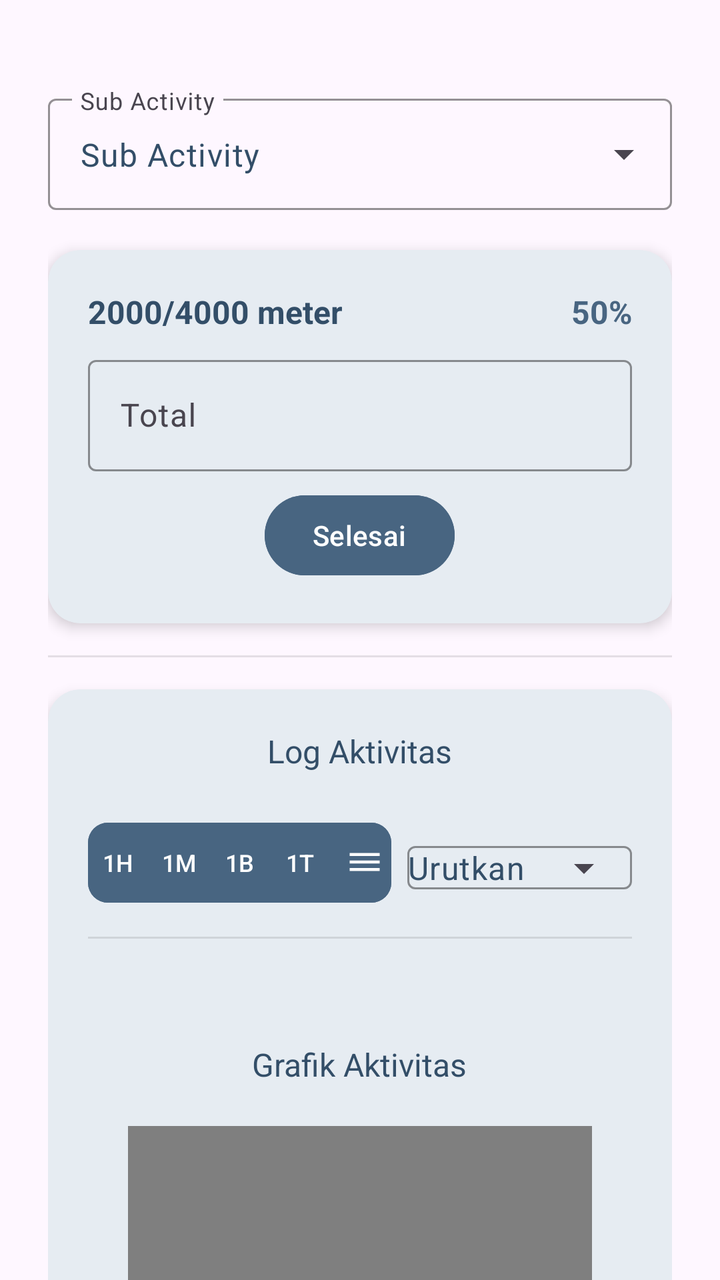
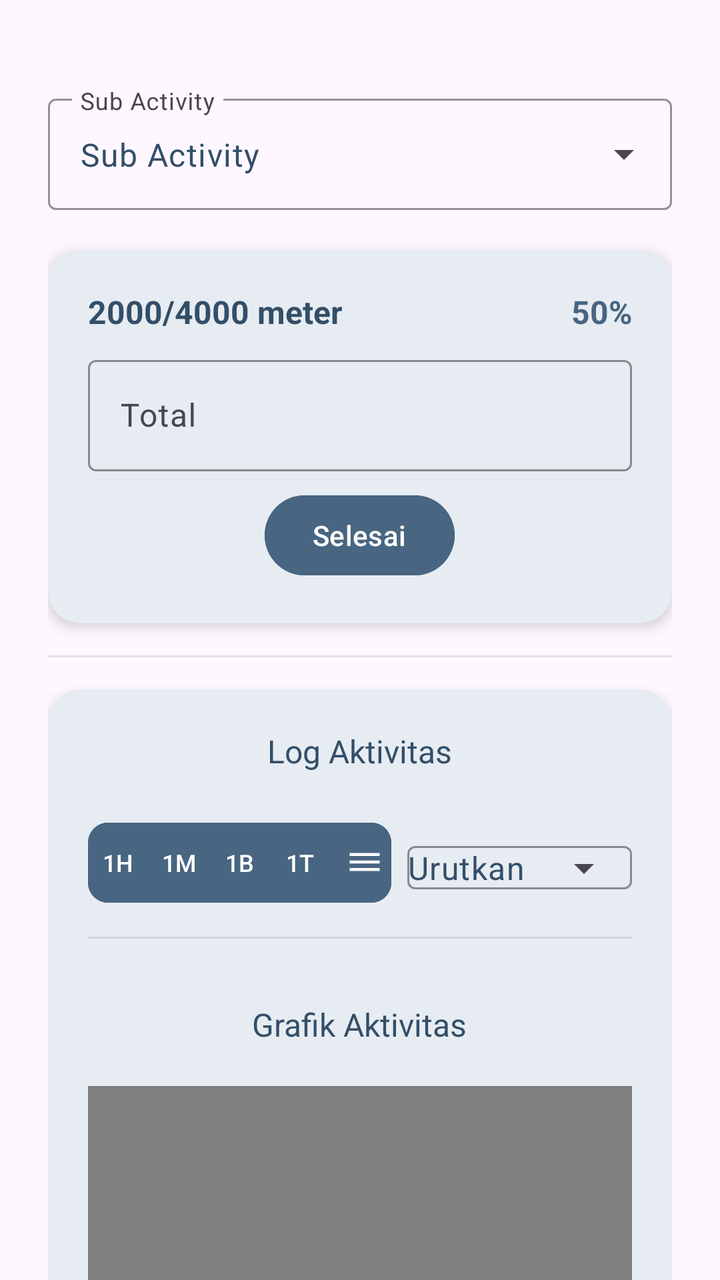

An Android layout rendered at two revisions. The XML below is the earlier revision; the diff shows what the commit changed to produce the second picture.
<!-- AndroidManifest.xml: application theme Theme.Tiasakeun -->
<!-- res/layout/activity_detail_act.xml -->
<?xml version="1.0" encoding="utf-8"?>
<androidx.core.widget.NestedScrollView xmlns:android="http://schemas.android.com/apk/res/android"
    xmlns:app="http://schemas.android.com/apk/res-auto"
    xmlns:tools="http://schemas.android.com/tools"
    android:id="@+id/detail_act"
    android:layout_width="match_parent"
    android:layout_height="match_parent"
    tools:context=".ui.view.DetailActActivity">

    <LinearLayout
        android:layout_width="match_parent"
        android:layout_height="wrap_content"
        android:orientation="vertical"
        android:layout_margin="24dp">

        <com.google.android.material.textfield.TextInputLayout
            style="@style/Widget.Material3.TextInputLayout.OutlinedBox.ExposedDropdownMenu"
            android:layout_width="match_parent"
            android:layout_height="wrap_content"
            android:hint="@string/sub_activity"
            app:boxStrokeColor="@color/accent_blue"
            app:hintTextColor="@color/accent_blue"
            android:layout_marginVertical="20dp">
            <com.google.android.material.textfield.MaterialAutoCompleteTextView
                android:id="@+id/spSubActivity"
                android:layout_width="match_parent"
                android:layout_height="wrap_content"
                android:inputType="none"
                android:text="@string/sub_activity"
                android:textColor="@color/primary_text"/>
        </com.google.android.material.textfield.TextInputLayout>

        <com.google.android.material.card.MaterialCardView
            android:id="@+id/cardSubActivityProgress"
            android:layout_width="match_parent"
            android:layout_height="wrap_content"
            app:cardCornerRadius="16dp"
            app:cardElevation="4dp"
            app:strokeWidth="0dp"
            android:backgroundTint="@color/window_background">

            <LinearLayout
                android:layout_width="match_parent"
                android:layout_height="wrap_content"
                android:orientation="vertical"
                android:padding="20dp">

                <LinearLayout
                    android:id="@+id/llQuantity"
                    android:layout_width="match_parent"
                    android:layout_height="wrap_content"
                    android:orientation="vertical"
                    android:visibility="visible">
                    <LinearLayout
                        android:layout_width="match_parent"
                        android:layout_height="wrap_content"
                        android:orientation="horizontal"
                        android:layout_marginBottom="8dp">
                        <TextView
                            android:id="@+id/tvProgress"
                            android:layout_width="0dp"
                            android:layout_height="wrap_content"
                            android:layout_weight="1"
                            android:text="2000/4000 meter"
                            android:layout_gravity="center"
                            android:textSize="16sp"
                            android:textStyle="bold"
                            android:textColor="@color/primary_text" />

                        <TextView
                            android:id="@+id/tvPercentProgress"
                            android:layout_width="wrap_content"
                            android:layout_height="wrap_content"
                            android:text="50%"
                            android:textSize="16sp"
                            android:textStyle="bold"
                            android:textColor="@color/accent_blue"/>
                    </LinearLayout>

                    <com.google.android.material.textfield.TextInputLayout
                        android:layout_width="match_parent"
                        android:layout_height="wrap_content"
                        android:hint="@string/total"
                        style="@style/Widget.Material3.TextInputLayout.OutlinedBox"
                        android:layout_marginBottom="8dp"
                        app:boxStrokeColor="@color/accent_blue"
                        app:hintTextColor="@color/accent_blue">

                        <com.google.android.material.textfield.TextInputEditText
                            android:id="@+id/etQuantityTotalProgress"
                            android:layout_width="match_parent"
                            android:layout_height="wrap_content"
                            android:inputType="number"
                            android:maxLength="9"
                            android:textColor="@color/primary_text"
                            android:imeOptions="actionDone"/>
                    </com.google.android.material.textfield.TextInputLayout>
                </LinearLayout>

                <LinearLayout
                    android:id="@+id/llTimer"
                    android:layout_width="match_parent"
                    android:layout_height="wrap_content"
                    android:orientation="vertical"
                    android:visibility="gone">

                    <FrameLayout
                        android:layout_width="match_parent"
                        android:layout_height="wrap_content">
                        
                        <com.google.android.material.progressindicator.CircularProgressIndicator
                            android:id="@+id/cpTimber"
                            android:layout_width="wrap_content"
                            android:layout_height="wrap_content"
                            android:layout_gravity="center"
                            app:indicatorSize="220dp"
                            app:trackThickness="12dp"
                            app:trackCornerRadius="7dp"
                            android:max="100"
                            android:indeterminate="false"
                            android:progress="100"
                            app:indicatorColor="@color/accent_blue"
                            app:trackColor="#E0E0E0"/>

                        <TextView
                            android:id="@+id/tvTimer"
                            android:layout_width="wrap_content"
                            android:layout_height="wrap_content"
                            android:layout_gravity="center"
                            android:text="12:00"
                            android:textSize="32sp"
                            android:textStyle="bold"
                            android:textColor="@color/primary_text"/>
                    </FrameLayout>

                    <LinearLayout
                        android:layout_width="match_parent"
                        android:layout_height="wrap_content"
                        android:orientation="horizontal"
                        android:gravity="center">
                        <com.google.android.material.button.MaterialButton
                            android:id="@+id/btnResetTimer"
                            style="@style/Widget.Material3.Button.IconButton.Filled.Tonal"
                            android:layout_width="56dp"
                            android:layout_height="56dp"
                            app:iconGravity="textStart"
                            app:icon="@drawable/outline_autostop_24"
                            app:iconTint="@color/primary_text"/>

                        <com.google.android.material.button.MaterialButton
                            android:id="@+id/btnPlayPauseTimer"
                            style="@style/Widget.Material3.Button.IconButton.Filled.Tonal"
                            android:layout_width="72dp"
                            android:layout_height="72dp"
                            android:layout_marginStart="24dp"
                            android:gravity="center"
                            android:backgroundTint="@color/accent_blue"
                            app:icon="@drawable/outline_autoplay_24"
                            app:iconSize="32dp"
                            app:iconGravity="textStart"
                            app:iconTint="@color/white"/>
                    </LinearLayout>
                </LinearLayout>

                <TextView
                    android:id="@+id/tvNoSubActivity"
                    android:layout_width="wrap_content"
                    android:layout_height="wrap_content"
                    android:layout_gravity="center"
                    android:text="@string/data_activity_does_not_exist"
                    android:textSize="16sp"
                    android:layout_marginVertical="50dp"
                    android:textColor="@color/primary_text"
                    android:visibility="gone"/>

                <com.google.android.material.button.MaterialButton
                    android:id="@+id/btnFinish"
                    android:layout_width="wrap_content"
                    android:layout_height="wrap_content"
                    android:text="@string/finish"
                    android:backgroundTint="@color/accent_blue"
                    android:layout_gravity="center"/>

            </LinearLayout>
        </com.google.android.material.card.MaterialCardView>

        <View
            android:layout_width="match_parent"
            android:layout_height="1dp"
            android:background="#1A000000"
            android:layout_marginVertical="16dp" />

        <com.google.android.material.card.MaterialCardView
            android:layout_width="match_parent"
            android:layout_height="wrap_content"
            app:cardCornerRadius="16dp"
            app:cardElevation="4dp"
            app:strokeWidth="0dp"
            android:backgroundTint="@color/window_background">

            <LinearLayout
                android:layout_width="match_parent"
                android:layout_height="wrap_content"
                android:orientation="vertical"
                android:padding="20dp">

                <TextView
                    android:layout_width="wrap_content"
                    android:layout_height="wrap_content"
                    android:text="@string/activity_log"
                    android:textSize="@dimen/text_size_title_medium"
                    android:textColor="@color/primary_text"
                    android:layout_marginBottom="20dp"
                    android:layout_gravity="center"/>

                <LinearLayout
                    android:layout_width="match_parent"
                    android:layout_height="wrap_content"
                    android:orientation="horizontal"
                    android:layout_marginBottom="12dp"
                    android:gravity="center_vertical">

                    <com.google.android.material.button.MaterialButtonToggleGroup
                        android:id="@+id/btnToggleDays"
                        android:layout_width="0dp"
                        android:layout_height="wrap_content"
                        app:singleSelection="true"
                        app:selectionRequired="true"
                        app:checkedButton="@+id/btnOneDay"
                        android:layout_weight="1.15"
                        android:layout_marginEnd="8dp">

                        <com.google.android.material.button.MaterialButton
                            android:id="@+id/btnOneDay"
                            android:layout_weight="1"
                            android:layout_width="0dp"
                            android:layout_height="wrap_content"
                            android:backgroundTint="@color/accent_blue"
                            android:minWidth="0dp"
                            android:padding="0dp"
                            android:insetLeft="0dp"
                            android:insetRight="0dp"
                            android:textSize="12sp"
                            android:maxLines="1"
                            app:cornerRadius="10dp"
                            android:text="@string/one_day"/>

                        <com.google.android.material.button.MaterialButton
                            android:id="@+id/btnOneWeek"
                            android:layout_weight="1"
                            android:layout_width="0dp"
                            android:layout_height="wrap_content"
                            android:backgroundTint="@color/accent_blue"
                            android:minWidth="0dp"
                            android:padding="0dp"
                            android:insetLeft="0dp"
                            android:insetRight="0dp"
                            android:textSize="12sp"
                            android:maxLines="1"
                            android:text="@string/one_week"/>

                        <com.google.android.material.button.MaterialButton
                            android:id="@+id/btnOneMonth"
                            android:layout_weight="1"
                            android:layout_width="0dp"
                            android:layout_height="wrap_content"
                            android:backgroundTint="@color/accent_blue"
                            android:minWidth="0dp"
                            android:padding="0dp"
                            android:insetLeft="0dp"
                            android:insetRight="0dp"
                            android:textSize="12sp"
                            android:maxLines="1"
                            android:text="@string/one_month"/>

                        <com.google.android.material.button.MaterialButton
                            android:id="@+id/btnOneYear"
                            android:layout_weight="1"
                            android:layout_width="0dp"
                            android:layout_height="wrap_content"
                            android:backgroundTint="@color/accent_blue"
                            android:minWidth="0dp"
                            android:padding="0dp"
                            android:insetLeft="0dp"
                            android:insetRight="0dp"
                            android:textSize="12sp"
                            android:maxLines="1"
                            app:cornerRadius="10dp"
                            android:text="@string/one_year"/>

                        <com.google.android.material.button.MaterialButton
                            android:id="@+id/btnAllTime"
                            android:layout_weight="1"
                            android:layout_width="0dp"
                            android:layout_height="wrap_content"
                            android:backgroundTint="@color/accent_blue"
                            android:minWidth="0dp"
                            android:paddingVertical="0dp"
                            android:paddingRight="0dp"
                            android:paddingLeft="8dp"
                            android:insetLeft="0dp"
                            android:insetRight="0dp"
                            android:textSize="12sp"
                            android:maxLines="1"
                            app:cornerRadius="10dp"
                            app:icon="@drawable/baseline_dehaze_24"/>
                    </com.google.android.material.button.MaterialButtonToggleGroup>

                    <LinearLayout
                        android:layout_width="0dp"
                        android:layout_height="wrap_content"
                        android:orientation="horizontal"
                        android:gravity="end"
                        android:layout_weight="0.85">

                        <com.google.android.material.textfield.TextInputLayout
                            style="@style/Widget.Material3.TextInputLayout.OutlinedBox.ExposedDropdownMenu"
                            android:layout_width="match_parent"
                            android:layout_height="50dp"
                            app:boxStrokeColor="@color/accent_blue"
                            app:hintTextColor="@color/accent_blue">
                            <com.google.android.material.textfield.MaterialAutoCompleteTextView
                                android:id="@+id/spSortSubActivity"
                                android:layout_width="match_parent"
                                android:layout_height="wrap_content"
                                android:inputType="none"
                                android:padding="0dp"
                                android:text="@string/sorting"
                                android:textColor="@color/primary_text"/>
                        </com.google.android.material.textfield.TextInputLayout>

                    </LinearLayout>
                </LinearLayout>

                <View
                    android:layout_width="match_parent"
                    android:layout_height="1dp"
                    android:background="#1A000000"
                    android:layout_marginBottom="12dp"/>

                <TextView
                    android:id="@+id/tvLogNotExists"
                    android:layout_width="wrap_content"
                    android:layout_height="wrap_content"
                    android:text="Tidak ada data log"
                    android:textSize="@dimen/text_size_body_medium"
                    android:textColor="@color/primary_text"
                    android:layout_gravity="center"
                    android:visibility="gone"/>

                <LinearLayout
                    android:id="@+id/llLog"
                    android:layout_width="match_parent"
                    android:layout_height="wrap_content"
                    android:orientation="vertical">

                    <androidx.recyclerview.widget.RecyclerView
                        android:id="@+id/rvLogSubAcivity"
                        android:layout_width="match_parent"
                        android:layout_height="wrap_content"
                        android:layout_marginBottom="20dp" />
                </LinearLayout>

                <LinearLayout
                    android:layout_width="match_parent"
                    android:layout_height="wrap_content"
                    android:orientation="vertical"
                    android:padding="20dp">

                    <TextView
                        android:layout_width="wrap_content"
                        android:layout_height="wrap_content"
                        android:text="@string/activity_chart"
                        android:textSize="@dimen/text_size_title_medium"
                        android:textColor="@color/primary_text"
                        android:layout_marginBottom="20dp"
                        android:layout_gravity="center"/>

                    <com.github.mikephil.charting.charts.BarChart
                        android:id="@+id/bcActivityLog"
                        android:layout_width="match_parent"
                        android:layout_height="250dp"/>
                </LinearLayout>

            </LinearLayout>
        </com.google.android.material.card.MaterialCardView>
    </LinearLayout>
</androidx.core.widget.NestedScrollView>
<!-- resources referenced by this layout -->
<resources>
  <color name="accent_blue">#486581</color>
  <color name="primary_text">#334E68</color>
  <color name="white">#FFFFFFFF</color>
  <color name="window_background">#E6ECF2</color>
  <dimen name="text_size_body_medium">12sp</dimen>
  <dimen name="text_size_title_medium">16sp</dimen>
  <!-- drawable baseline_dehaze_24 (drawable) -->
  <vector xmlns:android="http://schemas.android.com/apk/res/android" android:height="24dp" android:tint="#FFFFFF" android:viewportHeight="24" android:viewportWidth="24" android:width="24dp">
        
      <path android:fillColor="@android:color/white" android:pathData="M2,15.5v2h20v-2L2,15.5zM2,10.5v2h20v-2L2,10.5zM2,5.5v2h20v-2L2,5.5z"/>
      
  </vector>
  <!-- drawable outline_autoplay_24 (drawable) -->
  <vector xmlns:android="http://schemas.android.com/apk/res/android" android:height="24dp" android:tint="#FFFFFF" android:viewportHeight="960" android:viewportWidth="960" android:width="24dp">
        
      <path android:fillColor="@android:color/white" android:pathData="M380,660L380,300L660,480L380,660ZM480,920Q372,920 277.5,870.5Q183,821 120,732L120,840L40,840L40,600L280,600L280,680L182,680Q233,755 311.5,797.5Q390,840 480,840Q595,840 688.5,774Q782,708 820,599L898,617Q853,753 738,836.5Q623,920 480,920ZM42,440Q49,373 74,311.5Q99,250 143,198L200,255Q168,296 148,342.5Q128,389 123,440L42,440ZM256,199L199,142Q252,98 313,72.5Q374,47 440,42L440,122Q389,127 343,147Q297,167 256,199ZM705,199Q664,167 617.5,147Q571,127 520,122L520,42Q587,48 648.5,73Q710,98 762,142L705,199ZM838,440Q833,389 813,342.5Q793,296 761,255L818,198Q862,250 887,311.5Q912,373 918,440L838,440Z"/>
      
  </vector>
  <!-- drawable outline_autostop_24 (drawable) -->
  <vector xmlns:android="http://schemas.android.com/apk/res/android" android:height="24dp" android:tint="#FFFFFF" android:viewportHeight="960" android:viewportWidth="960" android:width="24dp">
        
      <path android:fillColor="@android:color/white" android:pathData="M360,600L360,360L600,360L600,600L360,600ZM480,920Q372,920 277.5,870.5Q183,821 120,732L120,840L40,840L40,600L280,600L280,680L182,680Q233,755 311.5,797.5Q390,840 480,840Q595,840 688.5,774Q782,708 820,599L898,617Q853,753 738,836.5Q623,920 480,920ZM42,440Q49,373 74,311.5Q99,250 143,198L200,255Q168,296 148,342.5Q128,389 123,440L42,440ZM256,199L199,142Q252,98 313,72.5Q374,47 440,42L440,122Q389,127 343,147Q297,167 256,199ZM705,199Q664,167 617.5,147Q571,127 520,122L520,42Q587,48 648.5,73Q710,98 762,142L705,199ZM838,440Q833,389 813,342.5Q793,296 761,255L818,198Q862,250 887,311.5Q912,373 918,440L838,440Z"/>
      
  </vector>
  <string name="activity_chart">Grafik Aktivitas</string>
  <string name="activity_log">Log Aktivitas</string>
  <string name="data_activity_does_not_exist">Tidak ada data aktivitas</string>
  <string name="finish">Selesai</string>
  <string name="one_day">1H</string>
  <string name="one_month">1B</string>
  <string name="one_week">1M</string>
  <string name="one_year">1T</string>
  <string name="sorting">Urutkan</string>
  <string name="sub_activity">Sub Activity</string>
  <string name="total">Total</string>
  <style name="Theme.Tiasakeun" parent="Base.Theme.Tiasakeun" />
  <style name="Base.Theme.Tiasakeun" parent="Theme.Material3.DayNight.NoActionBar">
          
          
          <item name="colorOnSecondaryContainer">@color/white</item>
      </style>
</resources>

<!-- the commit's change to res/layout/activity_detail_act.xml (unified diff, before → after) -->
@@ -359,13 +359,6 @@
                         android:layout_width="match_parent"
                         android:layout_height="wrap_content"
                         android:layout_marginBottom="20dp" />
-                </LinearLayout>
-
-                <LinearLayout
-                    android:layout_width="match_parent"
-                    android:layout_height="wrap_content"
-                    android:orientation="vertical"
-                    android:padding="20dp">
 
                     <TextView
                         android:layout_width="wrap_content"
